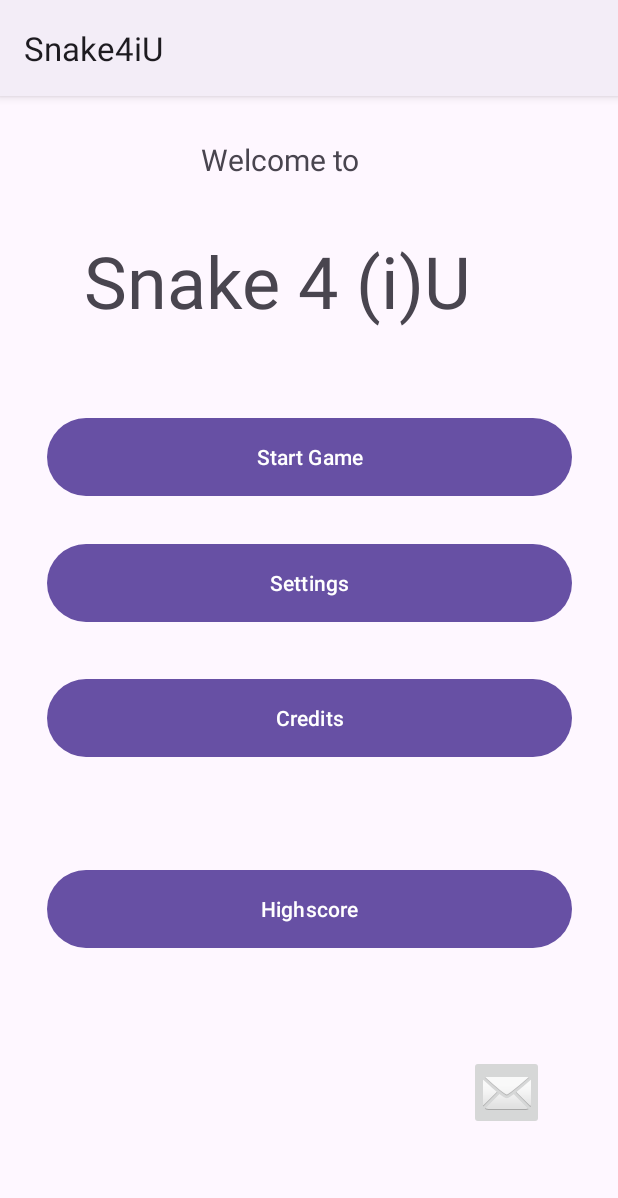
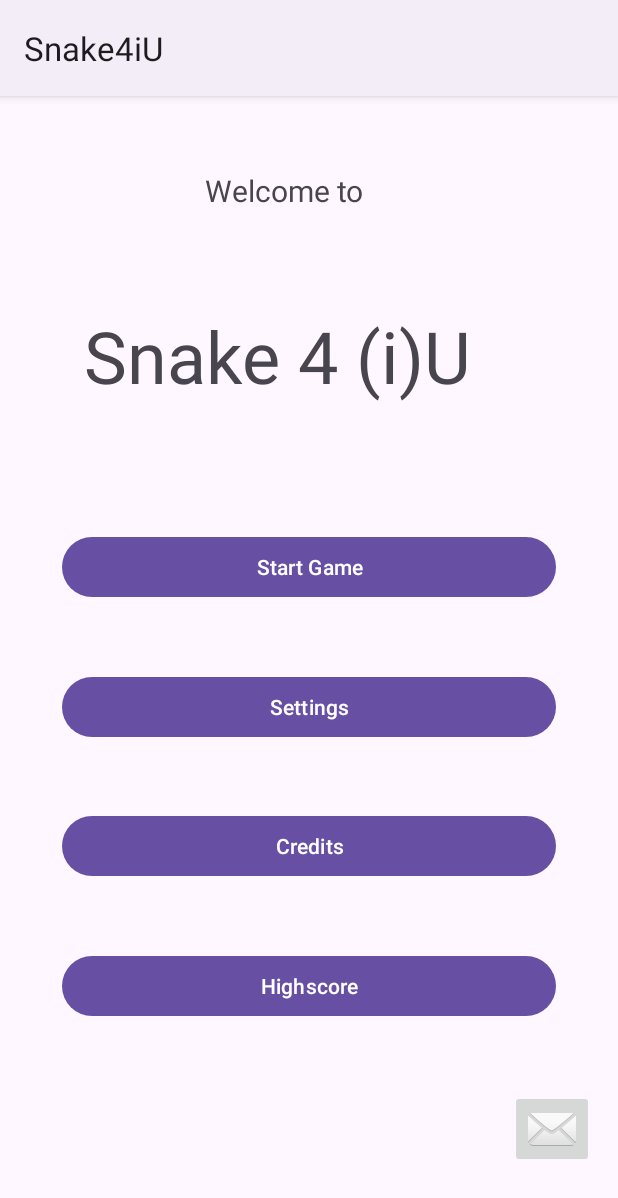
Before and after one commit to knautschka/Snake4iU, an Android app: the MainActivity screen opened directly, with no data from a screen before it, on a phone screen of 412 x 824 dp. Shown: the top 1198 px of the screen. Run offline under Robolectric (Android 15) with nearby library versions, the phone set to English and light mode, and no system bars.

Commit message:
Display-Darstellung angepasst

```diff
--- a/app/src/main/res/layout/activity_main.xml
+++ b/app/src/main/res/layout/activity_main.xml
@@ -8,40 +8,42 @@
 
     <Button
         android:id="@+id/start"
-        android:layout_width="350dp"
-        android:layout_height="60dp"
-        android:layout_marginStart="41dp"
-        android:layout_marginEnd="41dp"
-        android:layout_marginBottom="24dp"
+        android:layout_width="0dp"
+        android:layout_height="wrap_content"
+        android:layout_marginStart="16dp"
+        android:layout_marginEnd="16dp"
+        android:layout_marginBottom="16dp"
         android:onClick="startSnake"
         android:text="@string/spiel_starten"
         android:visibility="visible"
         app:layout_constraintBottom_toTopOf="@+id/settings"
         app:layout_constraintEnd_toEndOf="parent"
         app:layout_constraintStart_toStartOf="parent"
+        app:layout_constraintWidth_percent="0.8"
         app:layout_constraintTop_toBottomOf="@+id/gameTitle"
         tools:visibility="visible" />
 
     <Button
         android:id="@+id/settings"
-        android:layout_width="350dp"
-        android:layout_height="60dp"
-        android:layout_marginStart="41dp"
-        android:layout_marginEnd="41dp"
-        android:layout_marginBottom="30dp"
+        android:layout_width="0dp"
+        android:layout_height="wrap_content"
+        android:layout_marginStart="16dp"
+        android:layout_marginEnd="16dp"
+        android:layout_marginBottom="16dp"
         android:onClick="startSettings"
         android:text="@string/einstellungen"
         app:layout_constraintBottom_toTopOf="@+id/credits"
         app:layout_constraintEnd_toEndOf="parent"
         app:layout_constraintStart_toStartOf="parent"
+        app:layout_constraintWidth_percent="0.8"
         app:layout_constraintTop_toBottomOf="@+id/start" />
 
     <ImageButton
         android:id="@+id/imageButton"
-        android:layout_width="50dp"
-        android:layout_height="50dp"
-        android:layout_marginEnd="49dp"
-        android:layout_marginBottom="126dp"
+        android:layout_width="wrap_content"
+        android:layout_height="wrap_content"
+        android:layout_marginEnd="16dp"
+        android:layout_marginBottom="16dp"
         android:onClick="sendMail"
         app:layout_constraintBottom_toBottomOf="parent"
         app:layout_constraintEnd_toEndOf="parent"
@@ -50,37 +52,39 @@
 
     <Button
         android:id="@+id/credits"
-        android:layout_width="350dp"
-        android:layout_height="60dp"
-        android:layout_marginStart="41dp"
-        android:layout_marginEnd="41dp"
-        android:layout_marginBottom="67dp"
+        android:layout_width="0dp"
+        android:layout_height="wrap_content"
+        android:layout_marginStart="16dp"
+        android:layout_marginEnd="16dp"
+        android:layout_marginBottom="16dp"
         android:onClick="startCredits"
         android:text="@string/credits"
         app:layout_constraintBottom_toTopOf="@+id/highscoreButton"
         app:layout_constraintEnd_toEndOf="parent"
         app:layout_constraintStart_toStartOf="parent"
+        app:layout_constraintWidth_percent="0.8"
         app:layout_constraintTop_toBottomOf="@+id/settings" />
 
     <Button
         android:id="@+id/highscoreButton"
-        android:layout_width="350dp"
-        android:layout_height="60dp"
-        android:layout_marginStart="41dp"
-        android:layout_marginEnd="41dp"
-        android:layout_marginBottom="67dp"
+        android:layout_width="0dp"
+        android:layout_height="wrap_content"
+        android:layout_marginStart="16dp"
+        android:layout_marginEnd="16dp"
+        android:layout_marginBottom="16dp"
         android:onClick="startHighscore"
         android:text="Highscore"
         app:layout_constraintBottom_toTopOf="@+id/imageButton"
         app:layout_constraintEnd_toEndOf="parent"
         app:layout_constraintStart_toStartOf="parent"
+        app:layout_constraintWidth_percent="0.8"
         app:layout_constraintTop_toBottomOf="@+id/credits" />
 
     <TextView
         android:id="@+id/gameHeadline"
-        android:layout_width="144dp"
+        android:layout_width="139dp"
         android:layout_height="50dp"
-        android:layout_marginTop="83dp"
+        android:layout_marginTop="20dp"
         android:layout_marginBottom="12dp"
         android:text="@string/willkommen_zu"
         android:textSize="20sp"
```
